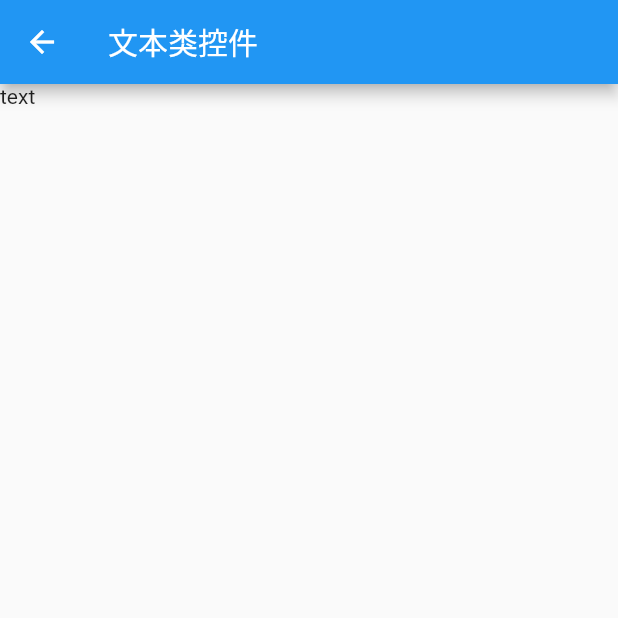
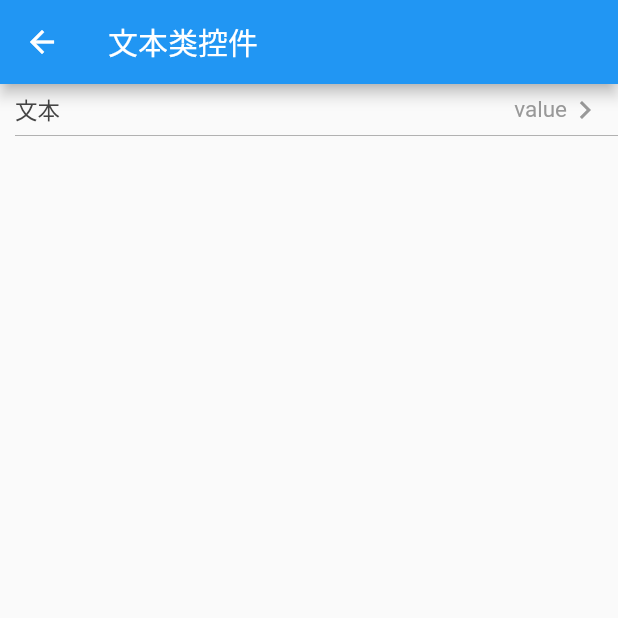
Before and after one commit to zlqscount/zui_flutter, a Flutter app: the screen it shows after launch, after a tap on "Text", on a phone screen of 412 x 824 dp, the top half of it. Run offline on Flutter 3.47's test engine with Material 2 defaults, Android fonts, the phone set to English and light mode, and no system bars.

Commit message:
新增文本输入控件

```diff
--- a/lib/commonuse/common_use.dart
+++ b/lib/commonuse/common_use.dart
@@ -1,6 +1,7 @@
 import 'package:flutter/material.dart';
 import 'package:zuiflutter/commonuse/detail/text/text_route.dart';
 
+///components模块
 class CommomUse extends StatefulWidget {
   @override
   State<StatefulWidget> createState() {
--- /dev/null
+++ b/lib/commonuse/detail/text/detail/single_line_edittext.dart
@@ -0,0 +1,25 @@
+
+import 'package:flutter/material.dart';
+
+///单行输入框
+class SingleLineEditTextRoute extends StatefulWidget{
+  @override
+  State<StatefulWidget> createState() {
+    return _SingleLineEditTextState();
+  }
+
+}
+
+class _SingleLineEditTextState extends State{
+  @override
+  Widget build(BuildContext context) {
+    return new Scaffold(
+      appBar: AppBar(
+        title: Text("单行输入框"),
+      ),
+      body: Column(children: <Widget>[
+      ],),
+    );
+  }
+
+}
--- a/lib/commonuse/detail/text/text_route.dart
+++ b/lib/commonuse/detail/text/text_route.dart
@@ -1,4 +1,6 @@
 import 'package:flutter/material.dart';
+import 'package:zuiflutter/commonuse/detail/text/detail/single_line_edittext.dart';
+import 'package:zuiflutter/view/common_view.dart';
 
 class TextRoute extends StatefulWidget {
   @override
@@ -15,7 +17,18 @@ class TextState extends State<TextRoute> {
         title: Text("文本类控件"),
       ),
       body: ListView(
-        children: <Widget>[Text("text")],
+        children: <Widget>[
+          ItemView(
+            "文本",
+            "value",
+            clickListener: () {
+              Navigator.push(context,
+                  new MaterialPageRoute(builder: (buildContext) {
+                return SingleLineEditTextRoute();
+              }));
+            },
+          )
+        ],
       ),
     );
   }
--- a/lib/main.dart
+++ b/lib/main.dart
@@ -4,14 +4,13 @@ import 'package:zuiflutter/commonuse/common_use.dart';
 void main() => runApp(MyApp());
 
 class MyApp extends StatelessWidget {
-  // This widget is the root of your application.
   @override
   Widget build(BuildContext context) {
     return MaterialApp(
       theme: ThemeData(
         primarySwatch: Colors.blue,
       ),
-      home: MyHomePage(title: 'Flutter Demo Home Page'),
+      home: MyHomePage(title: 'Components'),
     );
   }
 }
@@ -19,7 +18,7 @@ class MyApp extends StatelessWidget {
 class MyHomePage extends StatefulWidget {
   MyHomePage({Key key, this.title}) : super(key: key);
 
-  final String title;
+  String title;
 
   @override
   _MyHomePageState createState() => _MyHomePageState();
@@ -48,24 +47,33 @@ class _MyHomePageState extends State<MyHomePage> {
         ],
         currentIndex: selectIndex,
         selectedItemColor: Colors.amber[800],
-        onTap: onItemTapChangeContent(selectIndex),
+        onTap: (index) {
+          setState(() {
+            selectIndex = index;
+            switch (index) {
+              case 0:
+                widget.title = "Components";
+                break;
+              case 1:
+                widget.title = "Helper";
+                break;
+              case 2:
+                widget.title = "Lab";
+                break;
+            }
+          });
+        },
       ),
     );
-  }
-
-  Function onItemTapChangeContent(int index) {
-    setState(() {
-      selectIndex = index;
-    });
   }
 
   List<Widget> _widgetContent = <Widget>[
     CommomUse(),
     Text(
-      'Index 1: Business',
+      'Index 1: Helper',
     ),
     Text(
-      'Index 2: School',
+      'Index 2: Lab',
     ),
   ];
 }
--- /dev/null
+++ b/lib/view/common_view.dart
@@ -0,0 +1,78 @@
+import 'package:flutter/material.dart';
+
+///item项
+class ItemView extends StatelessWidget {
+  final String name, value;
+
+  Function clickListener;
+
+  TextStyle nameStyle;
+  TextStyle valueStyle;
+  double divideLineHeight;
+  Color divideLineColor;
+  Container arrowContainer;
+
+  ItemView(this.name, this.value,
+      {this.clickListener,
+        this.nameStyle = const TextStyle(
+            color: Color(0xff444444), fontSize: 15),
+        this.valueStyle = const TextStyle(
+            color: Color(0xff999999), fontSize: 15),
+        this.divideLineHeight = 0.5,
+        this.divideLineColor = const Color(0xff999999),
+        this.arrowContainer});
+
+  @override
+  Widget build(BuildContext context) {
+    return GestureDetector(
+      onTap: () {
+        if (clickListener != null) {
+          clickListener();
+        }
+      },
+      child: Column(
+        children: <Widget>[
+          GestureDetector(
+            child: Container(
+              decoration: BoxDecoration(),
+              child: Row(
+                mainAxisAlignment: MainAxisAlignment.spaceBetween,
+                children: <Widget>[
+                  Text(
+                    name,
+                    style: nameStyle,
+                  ),
+                  Row(
+                    crossAxisAlignment: CrossAxisAlignment.center,
+                    children: <Widget>[
+                      Container(
+                        child: Text(
+                          value,
+                          style: valueStyle,
+                        ),
+                      ),
+                      arrowContainer == null
+                          ? Icon(
+                        Icons.chevron_right,
+                        color: Color(0xff999999),
+                      )
+                          : arrowContainer
+                    ],
+                  ),
+                ],
+              ),
+              padding: EdgeInsets.only(left: 10, right: 10, top: 5, bottom: 5),
+            ),
+          ),
+          Container(
+            padding: EdgeInsets.only(left: 10),
+            child: Container(
+              height: divideLineHeight,
+              decoration: BoxDecoration(color: divideLineColor),
+            ),
+          )
+        ],
+      ),
+    );
+  }
+}
```
